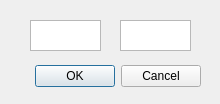
The window that keyman44/interface/ui/account_creation.ui (sahabi/keyman44) describes before a commit, drawn with Qt 5.
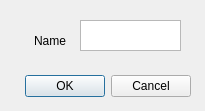
The same window after the commit.

Commit message: changed the layout and reached the generation of external addresses

Diff of the .ui file:
```diff
--- a/keyman44/interface/ui/account_creation.ui
+++ b/keyman44/interface/ui/account_creation.ui
@@ -6,8 +6,8 @@
    <rect>
     <x>0</x>
     <y>0</y>
-    <width>220</width>
-    <height>104</height>
+    <width>205</width>
+    <height>111</height>
    </rect>
   </property>
   <property name="windowTitle">
@@ -16,8 +16,8 @@
   <widget class="QDialogButtonBox" name="buttonBox">
    <property name="geometry">
     <rect>
-     <x>20</x>
-     <y>60</y>
+     <x>10</x>
+     <y>70</y>
      <width>181</width>
      <height>32</height>
     </rect>
@@ -32,22 +32,28 @@
   <widget class="QTextEdit" name="acc_name">
    <property name="geometry">
     <rect>
-     <x>30</x>
+     <x>80</x>
      <y>20</y>
-     <width>71</width>
+     <width>101</width>
      <height>31</height>
     </rect>
    </property>
   </widget>
-  <widget class="QTextEdit" name="acc_n">
+  <widget class="QLabel" name="label">
    <property name="geometry">
     <rect>
-     <x>120</x>
-     <y>20</y>
-     <width>71</width>
-     <height>31</height>
+     <x>0</x>
+     <y>30</y>
+     <width>66</width>
+     <height>21</height>
     </rect>
    </property>
+   <property name="text">
+    <string>Name</string>
+   </property>
+   <property name="alignment">
+    <set>Qt::AlignRight|Qt::AlignTrailing|Qt::AlignVCenter</set>
+   </property>
   </widget>
  </widget>
  <resources/>
```
The commit also changes 6 other files.
